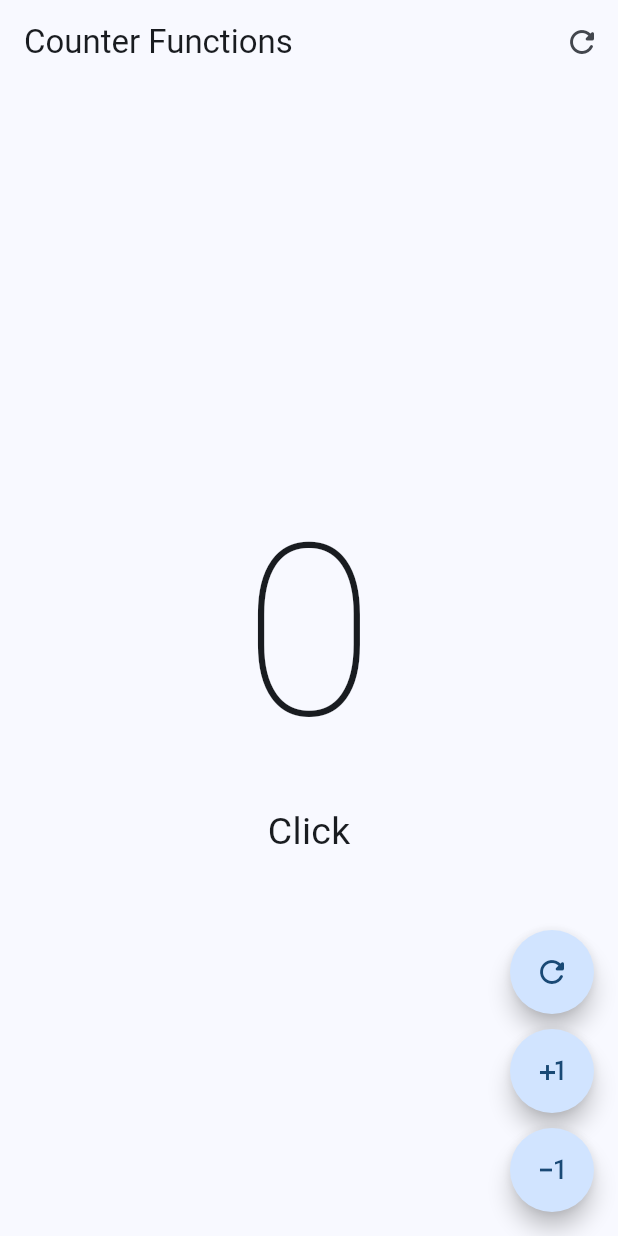
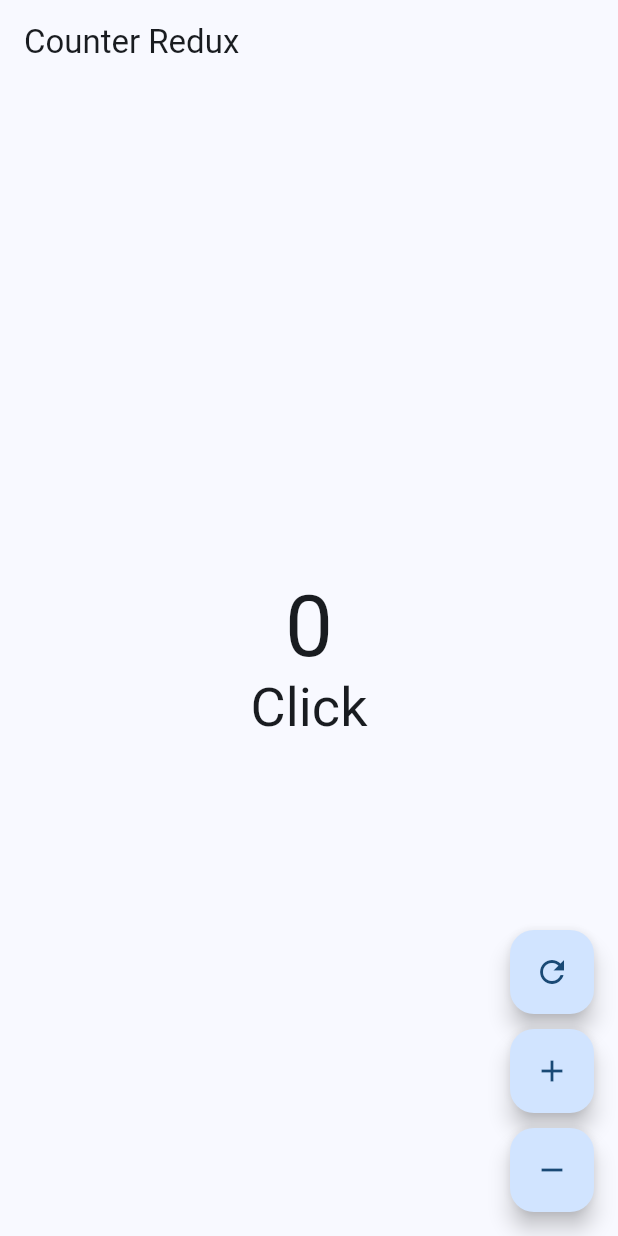
Before and after one commit to JairoCruz/flutter_counter, a Flutter app: the screen it shows after launch, on a phone screen of 412 x 824 dp. Run offline on Flutter 3.47's test engine with Material 2 defaults, Android fonts, the phone set to English and light mode, and no system bars; our stand-ins replace flutter_redux, redux.

Commit message:
config redux

```diff
--- a/lib/counter_screen.dart
+++ b/lib/counter_screen.dart
@@ -0,0 +1,70 @@
+import 'package:flutter/material.dart';
+import 'package:flutter_redux/flutter_redux.dart';
+import 'package:counter/myredux/actions_redux.dart';
+
+class CounterScreen extends StatelessWidget {
+  const CounterScreen({super.key});
+
+  @override
+  Widget build(BuildContext context) {
+    return Scaffold(
+      appBar: AppBar(
+        title: const Text("Counter Redux"),
+      ),
+      body: Center(
+        child: StoreConnector<int, String>(
+          converter: (store) => store.state.toString(),
+          builder: (context, count) {
+            return Column(
+              mainAxisAlignment: MainAxisAlignment.center,
+              children: [
+                Text(
+                  count,
+                  style: Theme.of(context).textTheme.displayLarge,
+                ),
+                Text(
+                  'Click${int.parse(count) <= 1 ? '' : 's'}',
+                  style: Theme.of(context).textTheme.displaySmall,
+                )
+              ],
+            );
+          },
+        ),
+      ),
+      floatingActionButton: Column(
+        mainAxisAlignment: MainAxisAlignment.end,
+        children: [
+          StoreConnector<int, VoidCallback>(builder: (context, callback) {
+            return FloatingActionButton(
+                onPressed: callback, child: const Icon(Icons.refresh));
+          }, converter: (store) {
+            return () => store.dispatch(ActionCounter.reset);
+          }),
+          const SizedBox(
+            height: 10,
+          ),
+          StoreConnector<int, VoidCallback>(builder: (context, callback) {
+            return FloatingActionButton(
+                onPressed: callback, child: const Icon(Icons.add));
+          }, converter: (store) {
+            return () => store.dispatch(ActionCounter.increment);
+          }),
+          const SizedBox(
+            height: 10,
+          ),
+          StoreConnector<int, VoidCallback>(builder: (context, callback) {
+            return FloatingActionButton(
+              onPressed: callback,
+              child: const Icon(Icons.remove),
+            );
+          }, converter: (store) {
+            if (store.state == 0) {
+              return () => store;
+            }
+            return () => store.dispatch(ActionCounter.decrement);
+          })
+        ],
+      ),
+    );
+  }
+}
--- a/lib/main.dart
+++ b/lib/main.dart
@@ -1,23 +1,38 @@
-import 'package:counter/counter_functions_screen.dart';
+//import 'package:counter/counter_functions_screen.dart';
+import 'package:counter/counter_screen.dart';
+import 'package:counter/myredux/reducer.dart';
 //import 'package:counter/counter_screen.dart';
 import 'package:flutter/material.dart';
+import 'package:flutter_redux/flutter_redux.dart';
+import 'package:redux/redux.dart';
+
 
 void main() {
-  runApp(const MainApp());
+
+  final store = Store<int>(counterReducer, initialState: 0);
+
+  runApp(MainApp(store: store,));
 }
 
 class MainApp extends StatelessWidget {
-  const MainApp({super.key});
+  const MainApp({super.key, required this.store});
+
+  final Store<int> store;
 
   @override
   Widget build(BuildContext context) {
-    return  MaterialApp(
-      debugShowCheckedModeBanner: false,
-      theme: ThemeData(
-        useMaterial3: true,
-        colorSchemeSeed: Colors.blue
+
+    return  StoreProvider<int>(
+      store: store,
+      child: MaterialApp(
+        debugShowCheckedModeBanner: false,
+        theme: ThemeData(
+          useMaterial3: true,
+          colorSchemeSeed: Colors.blue
+        ),
+        //home: const CounterFunctionsScreen(),
+        home: const CounterScreen(),
       ),
-      home: const CounterFunctionsScreen(),
     );
   }
 }
--- /dev/null
+++ b/lib/myredux/actions_redux.dart
@@ -0,0 +1,5 @@
+enum ActionCounter {
+  increment,
+  decrement,
+  reset
+}
--- /dev/null
+++ b/lib/myredux/reducer.dart
@@ -0,0 +1,14 @@
+import 'actions_redux.dart';
+
+int counterReducer(int state, dynamic action) {
+  switch (action) {
+    case ActionCounter.increment:
+      return state + 1;
+    case ActionCounter.decrement:
+      return state - 1;
+    case ActionCounter.reset:
+      return state = 0;
+   default:
+    return state;
+  }
+}
```
